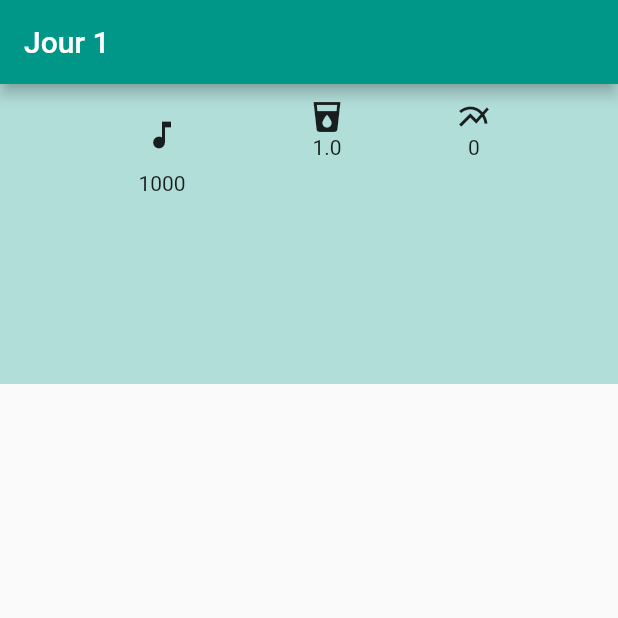
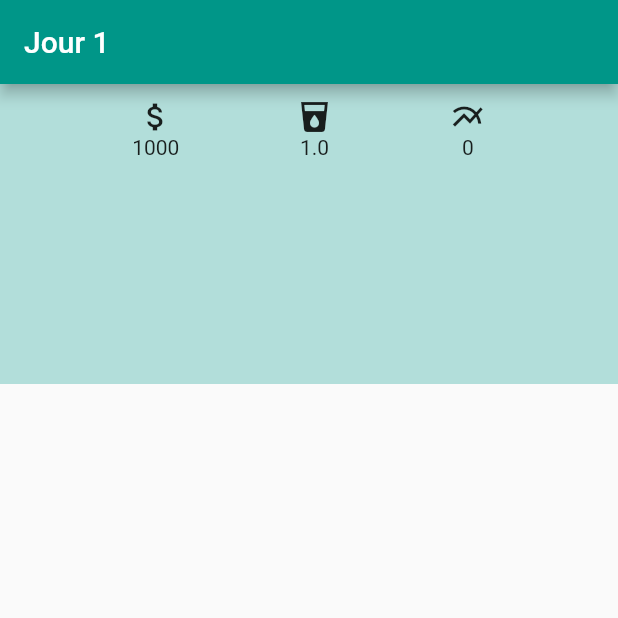
Before and after one commit to sprkl/MilkCow, a Flutter app: the screen it shows after launch, on a phone screen of 412 x 824 dp, the top half of it. Run offline on Flutter 3.47's test engine with Material 2 defaults, Android fonts, the phone set to English and light mode, and no system bars; our stand-ins replace flutter_redux, redux.

Commit message:
updated icon

```diff
--- a/sosfaim/lib/components/AppHeader/app_header_view.dart
+++ b/sosfaim/lib/components/AppHeader/app_header_view.dart
@@ -26,7 +26,7 @@ class AppHeaderView extends StatelessWidget {
       child:
           new Row(mainAxisAlignment: MainAxisAlignment.spaceEvenly, children: [
         new Column(children: <Widget>[
-          new IconButton(icon : new Icon(Icons.music_note), onPressed: this.onClick),
+          new Icon(Icons.attach_money),
           new Text(this.capital.toString())
         ]),
         new Column(children: <Widget>[
```
